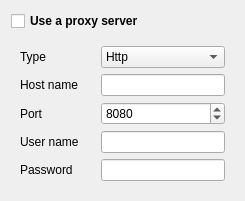
This is gui/proxypage.ui in Martchus/videodownloader as Qt 5 draws it before an edit. The edited form follows.
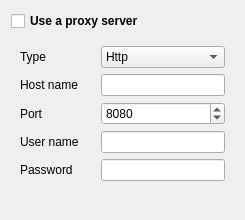
This is the edited form.

Commit message: use new settings dialog API

```diff
--- a/gui/proxypage.ui
+++ b/gui/proxypage.ui
@@ -7,7 +7,7 @@
     <x>0</x>
     <y>0</y>
     <width>245</width>
-    <height>195</height>
+    <height>220</height>
    </rect>
   </property>
   <property name="windowTitle">
```
Left out of the diff: 2 changed lines with no effect on the pictures. The commit also changes 7 other files.
